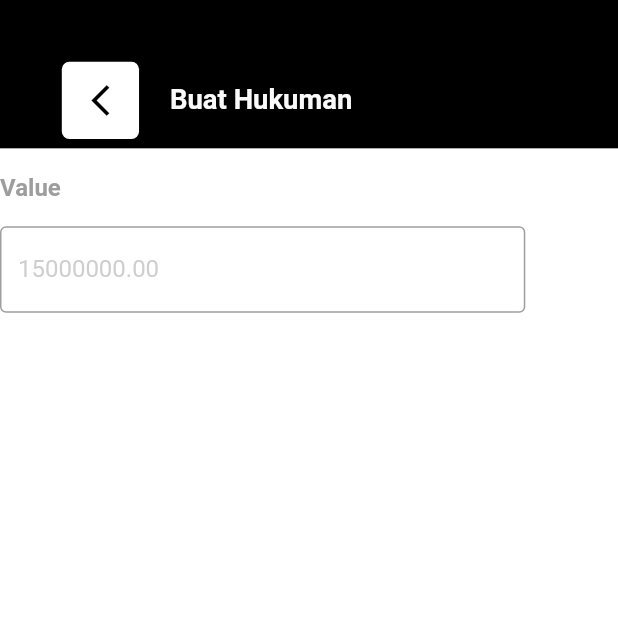
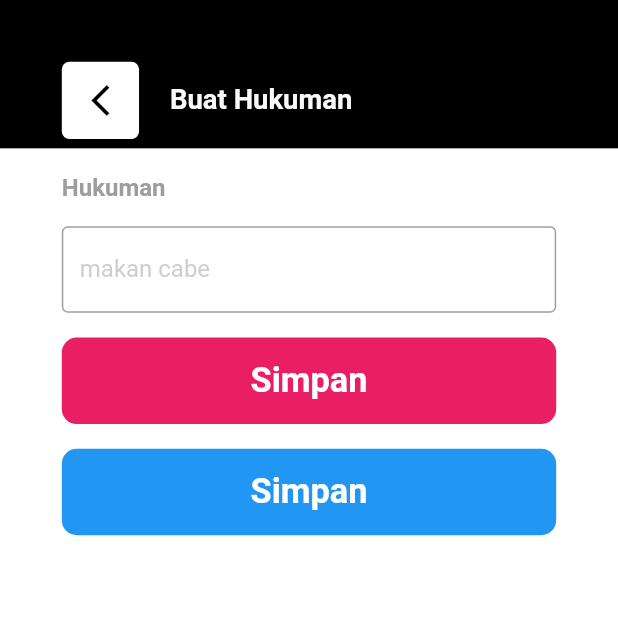
Before and after one commit to dafageraldine/flutter_games, a Flutter app: the CreatePunishment screen opened directly, on a phone screen of 412 x 824 dp, the top half of it. Run offline on Flutter 3.47's test engine with Material 2 defaults, Android fonts, the light colour scheme and no system bars; our stand-ins replace flutter_screenutil, get.

Commit message:
create punishment page done

```diff
--- a/lib/controller/homecontroller.dart
+++ b/lib/controller/homecontroller.dart
@@ -1,5 +1,6 @@
 import 'dart:math';
 
+import 'package:flutter/material.dart';
 import 'package:get/get.dart';
 
 class HomeController extends GetxController {
@@ -31,8 +32,21 @@ class HomeController extends GetxController {
   var listNumberpunishment = [4, 13, 25, 37, 60, 72, 84];
   RxList listpunishmentf = [].obs;
   RxList listpunishmentm = [].obs;
+  Rx<TextEditingController> punish = TextEditingController().obs;
 
-  void getPunishment() {}
+  void getPunishment() {
+    print(listpunishmentf.value);
+  }
+
+  void createPunishment(hukuman, jenis) {
+    if ("f" == jenis) {
+      listpunishmentf.add(hukuman);
+      punish.value.clear();
+    } else {
+      listpunishmentm.add(hukuman);
+      punish.value.clear();
+    }
+  }
 
   void reset() {
     diceCondition.value = 0;
--- a/lib/home.dart
+++ b/lib/home.dart
@@ -43,6 +43,7 @@ class Home extends StatelessWidget {
               children: [
                 InkWell(
                   onTap: () {
+                    // _homeController.getPunishment();
                     Get.to(CreatePunishment());
                   },
                   child: Container(
--- a/lib/snakegame/createpunishment.dart
+++ b/lib/snakegame/createpunishment.dart
@@ -19,11 +19,9 @@ class CreatePunishment extends StatelessWidget {
           children: [
             AppBarOnly(),
             Padding(
-              padding: EdgeInsets.only(
-                top: 0.02.sh,
-              ),
+              padding: EdgeInsets.only(top: 0.02.sh, left: 0.1.sw),
               child: const Text(
-                "Value",
+                "Hukuman",
                 style: TextStyle(
                   fontWeight: FontWeight.w600,
                   color: Color.fromRGBO(157, 157, 157, 1),
@@ -31,15 +29,14 @@ class CreatePunishment extends StatelessWidget {
                 ),
               ),
             ),
-            Padding(
-                padding: EdgeInsets.only(
-                  top: 0.02.sh,
-                ),
+            Obx(
+              () => Padding(
+                  padding: EdgeInsets.only(top: 0.02.sh, left: 0.1.sw),
                   child: SizedBox(
-                  width: 0.85.sw,
+                    width: 0.8.sw,
                     height: 0.07.sh,
                     child: TextFormField(
-                      // controller: _recordController.values.value,
+                        controller: _homeController.punish.value,
                         // obscureText: true,
                         decoration: const InputDecoration(
                             border: OutlineInputBorder(),
@@ -48,8 +45,59 @@ class CreatePunishment extends StatelessWidget {
                               color: Color.fromRGBO(157, 157, 157, 0.5),
                               fontSize: 16,
                             ),
-                          hintText: "15000000.00")),
+                            hintText: "makan cabe")),
                   )),
+            ),
+            Padding(
+              padding: EdgeInsets.only(top: 0.02.sh, left: 0.1.sw),
+              child: InkWell(
+                onTap: () {
+                  _homeController.createPunishment(
+                      _homeController.punish.value.text, "f");
+                },
+                child: Container(
+                  width: 0.8.sw,
+                  height: 0.07.sh,
+                  decoration: BoxDecoration(
+                      borderRadius: BorderRadius.circular(10),
+                      color: Colors.pink),
+                  child: Center(
+                    child: Text(
+                      "Simpan",
+                      style: TextStyle(
+                          color: Colors.white,
+                          fontWeight: FontWeight.bold,
+                          fontSize: 20.sp),
+                    ),
+                  ),
+                ),
+              ),
+            ),
+            Padding(
+              padding: EdgeInsets.only(top: 0.02.sh, left: 0.1.sw),
+              child: InkWell(
+                onTap: () {
+                  _homeController.createPunishment(
+                      _homeController.punish.value.text, "m");
+                },
+                child: Container(
+                  width: 0.8.sw,
+                  height: 0.07.sh,
+                  decoration: BoxDecoration(
+                      borderRadius: BorderRadius.circular(10),
+                      color: Colors.blue),
+                  child: Center(
+                    child: Text(
+                      "Simpan",
+                      style: TextStyle(
+                          color: Colors.white,
+                          fontWeight: FontWeight.bold,
+                          fontSize: 20.sp),
+                    ),
+                  ),
+                ),
+              ),
+            )
           ]),
     );
   }
```
Lines whose indentation alone changed are shown as unchanged.
